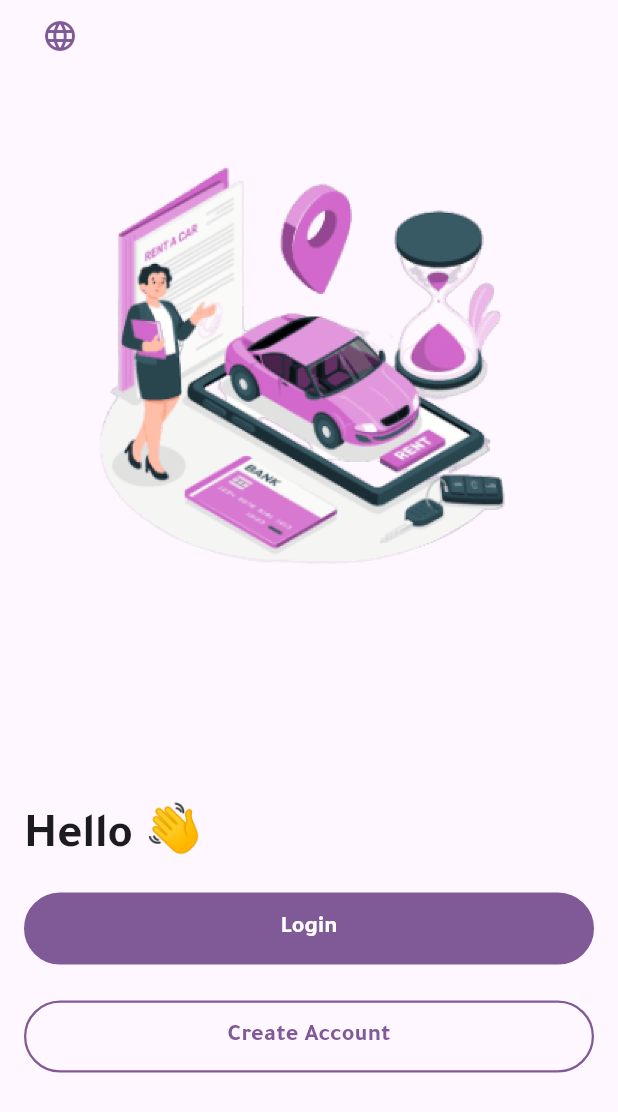
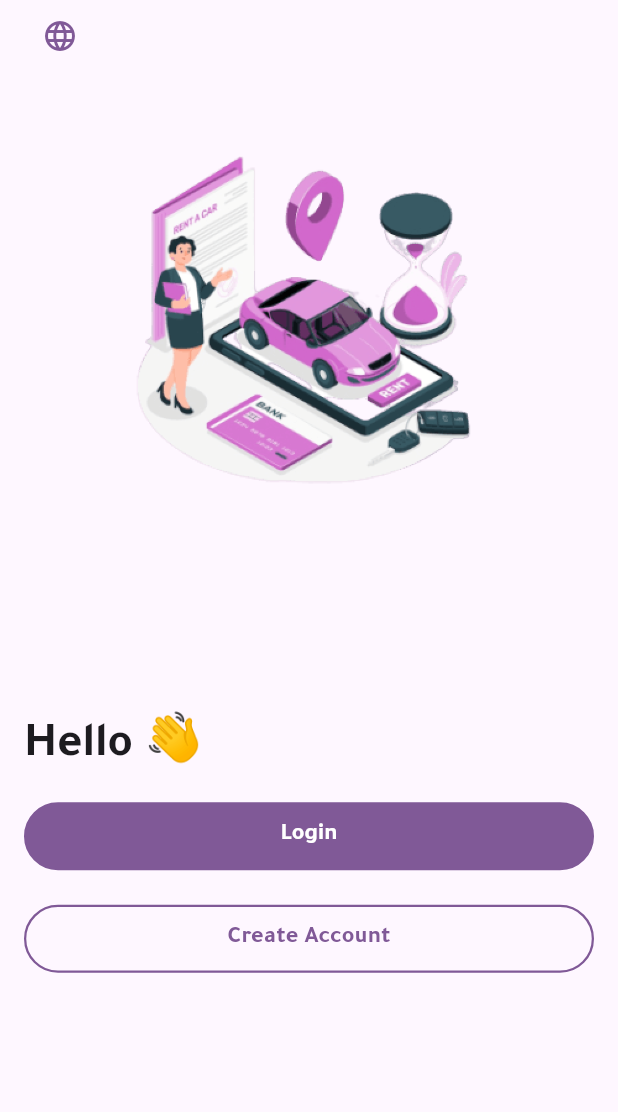
Before and after one commit to elsankry02/Lady_Driver_App, a Flutter app: the screen it shows after launch, after a tap on "Skip", on a phone screen of 412 x 824 dp. Shown: the top 1112 px of the screen. Run offline on Flutter 3.47's test engine with Material 3 defaults, Android fonts, the phone set to English and light mode, and no system bars; our stand-ins replace auto_route, bloc, flutter_bloc, flutter_svg, image_picker, pinput and 1 more.

Commit message:
Adding responsive to welcome page

```diff
--- a/lib/core/components/custom_botton.dart
+++ b/lib/core/components/custom_botton.dart
@@ -17,9 +17,11 @@ class CustomBotton extends StatelessWidget {
   @override
   Widget build(BuildContext context) {
     final textTheme = Theme.of(context).textTheme;
+    double mediaQueryHeight = MediaQuery.of(context).size.height;
+    double mediaQueryWidth = MediaQuery.of(context).size.width;
     return Container(
-      height: 48,
-      width: double.infinity,
+      height: mediaQueryHeight * 0.055,
+      width: mediaQueryWidth,
       decoration: BoxDecoration(
         border: Border.all(
           width: 1.5,
--- a/lib/home/pages/welcome/welcome_page.dart
+++ b/lib/home/pages/welcome/welcome_page.dart
@@ -14,6 +14,8 @@ class WelcomePage extends StatelessWidget {
   @override
   Widget build(BuildContext context) {
     final textTheme = Theme.of(context).textTheme;
+    double mediaQueryHeight = MediaQuery.of(context).size.height;
+    double mediaQueryWidth = MediaQuery.of(context).size.width;
     return Scaffold(
       body: Padding(
         padding: const EdgeInsets.symmetric(horizontal: 16),
@@ -31,25 +33,24 @@ class WelcomePage extends StatelessWidget {
                   color: ColorManger.kPrimaryColor,
                 ),
               ),
-              const SizedBox(height: 50),
+              SizedBox(height: mediaQueryHeight * 0.055),
               //! Image
               Center(
                 child: Image.asset(
-                  width: 285,
-                  height: 285,
+                  height: mediaQueryHeight * 0.285,
+                  width: mediaQueryWidth,
                   ImageManger.kOndoarding3,
                 ),
               ),
-              const SizedBox(height: 150),
+              SizedBox(height: mediaQueryHeight * 0.175),
               Text(
                 textAlign: TextAlign.end,
                 AppLocalizations.of(context)!.heyYou,
                 style: textTheme.headlineLarge!
                     .copyWith(fontWeight: FontWeight.w700),
               ),
-              const SizedBox(
-                height: 16,
-              ),
+              SizedBox(height: mediaQueryHeight * 0.020),
+
               //! تسجيل الدخول
               GestureDetector(
                 onTap: () => context.router.replace(const LoginRoute()),
@@ -60,9 +61,8 @@ class WelcomePage extends StatelessWidget {
                   color: ColorManger.kPrimaryColor,
                 ),
               ),
-              const SizedBox(
-                height: 24,
-              ),
+              SizedBox(height: mediaQueryHeight * 0.028),
+
               //!  انشاء حساب
               GestureDetector(
                 onTap: () => context.router.push(const CreateAnAccountRoute()),
```
